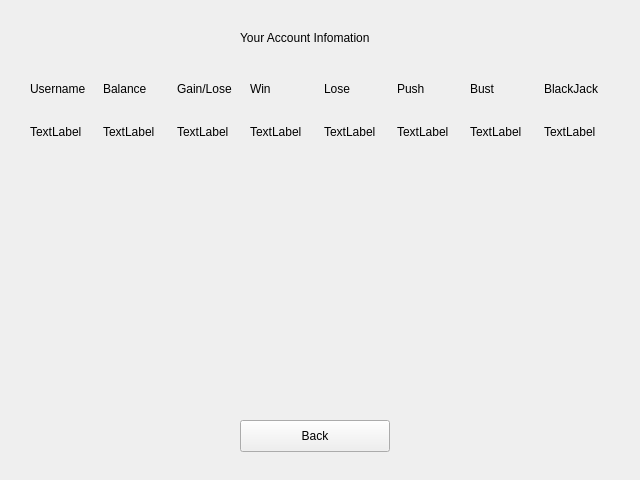
lehoangtran289/Blackjack, file blackjack-client/ui/player_info.ui: the form before one commit.
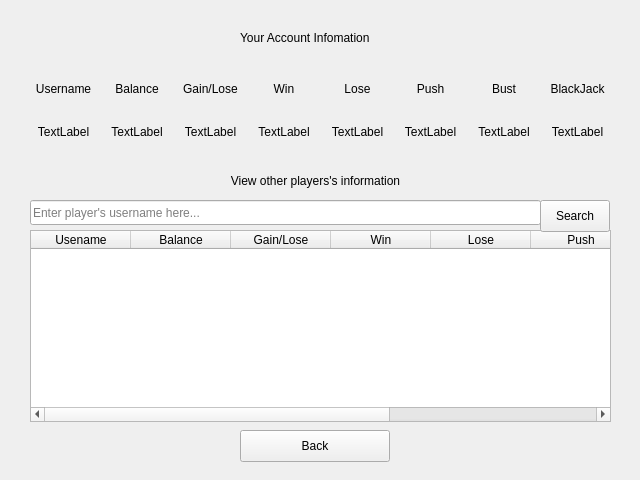
The form after the commit.

Commit message: add history and search info

```diff
--- a/blackjack-client/ui/player_info.ui
+++ b/blackjack-client/ui/player_info.ui
@@ -36,11 +36,84 @@
     </rect>
    </property>
    <layout class="QGridLayout" name="gridLayout">
+    <item row="1" column="2">
+     <widget class="QLabel" name="gain_lose">
+      <property name="text">
+       <string>TextLabel</string>
+      </property>
+      <property name="alignment">
+       <set>Qt::AlignCenter</set>
+      </property>
+     </widget>
+    </item>
+    <item row="1" column="3">
+     <widget class="QLabel" name="win">
+      <property name="text">
+       <string>TextLabel</string>
+      </property>
+      <property name="alignment">
+       <set>Qt::AlignCenter</set>
+      </property>
+     </widget>
+    </item>
+    <item row="1" column="4">
+     <widget class="QLabel" name="lose">
+      <property name="text">
+       <string>TextLabel</string>
+      </property>
+      <property name="alignment">
+       <set>Qt::AlignCenter</set>
+      </property>
+     </widget>
+    </item>
+    <item row="1" column="5">
+     <widget class="QLabel" name="push">
+      <property name="text">
+       <string>TextLabel</string>
+      </property>
+      <property name="alignment">
+       <set>Qt::AlignCenter</set>
+      </property>
+     </widget>
+    </item>
+    <item row="1" column="6">
+     <widget class="QLabel" name="bust">
+      <property name="text">
+       <string>TextLabel</string>
+      </property>
+      <property name="alignment">
+       <set>Qt::AlignCenter</set>
+      </property>
+     </widget>
+    </item>
+    <item row="1" column="7">
+     <widget class="QLabel" name="blackjack">
+      <property name="text">
+       <string>TextLabel</string>
+      </property>
+      <property name="alignment">
+       <set>Qt::AlignCenter</set>
+      </property>
+     </widget>
+    </item>
     <item row="0" column="2">
      <widget class="QLabel" name="label_5">
       <property name="text">
        <string>Gain/Lose</string>
       </property>
+      <property name="alignment">
+       <set>Qt::AlignCenter</set>
+      </property>
+     </widget>
+    </item>
+    <item row="0" column="5">
+     <widget class="QLabel" name="label_8">
+      <property name="text">
+       <string>Push</string>
+      </property>
+      <property name="alignment">
+       <set>Qt::AlignCenter</set>
+      </property>
      </widget>
     </item>
     <item row="0" column="4">
@@ -48,6 +121,9 @@
       <property name="text">
        <string>Lose</string>
       </property>
+      <property name="alignment">
+       <set>Qt::AlignCenter</set>
+      </property>
      </widget>
     </item>
     <item row="0" column="6">
@@ -55,12 +131,8 @@
       <property name="text">
        <string>Bust</string>
       </property>
-     </widget>
-    </item>
-    <item row="0" column="5">
-     <widget class="QLabel" name="label_8">
-      <property name="text">
-       <string>Push</string>
+      <property name="alignment">
+       <set>Qt::AlignCenter</set>
       </property>
      </widget>
     </item>
@@ -69,6 +141,9 @@
       <property name="text">
        <string>Win</string>
       </property>
+      <property name="alignment">
+       <set>Qt::AlignCenter</set>
+      </property>
      </widget>
     </item>
     <item row="0" column="1">
@@ -76,12 +151,8 @@
       <property name="text">
        <string>Balance</string>
       </property>
-     </widget>
-    </item>
-    <item row="1" column="0">
-     <widget class="QLabel" name="username">
-      <property name="text">
-       <string>TextLabel</string>
+      <property name="alignment">
+       <set>Qt::AlignCenter</set>
       </property>
      </widget>
     </item>
@@ -90,6 +161,9 @@
       <property name="text">
        <string>BlackJack</string>
       </property>
+      <property name="alignment">
+       <set>Qt::AlignCenter</set>
+      </property>
      </widget>
     </item>
     <item row="1" column="1">
@@ -97,47 +171,8 @@
       <property name="text">
        <string>TextLabel</string>
       </property>
-     </widget>
-    </item>
-    <item row="1" column="2">
-     <widget class="QLabel" name="gain_lose">
-      <property name="text">
-       <string>TextLabel</string>
-      </property>
-     </widget>
-    </item>
-    <item row="1" column="3">
-     <widget class="QLabel" name="win">
-      <property name="text">
-       <string>TextLabel</string>
-      </property>
-     </widget>
-    </item>
-    <item row="1" column="4">
-     <widget class="QLabel" name="lose">
-      <property name="text">
-       <string>TextLabel</string>
-      </property>
-     </widget>
-    </item>
-    <item row="1" column="5">
-     <widget class="QLabel" name="push">
-      <property name="text">
-       <string>TextLabel</string>
-      </property>
-     </widget>
-    </item>
-    <item row="1" column="6">
-     <widget class="QLabel" name="bust">
-      <property name="text">
-       <string>TextLabel</string>
-      </property>
-     </widget>
-    </item>
-    <item row="1" column="7">
-     <widget class="QLabel" name="blackjack">
-      <property name="text">
-       <string>TextLabel</string>
+      <property name="alignment">
+       <set>Qt::AlignCenter</set>
       </property>
      </widget>
     </item>
@@ -146,6 +181,19 @@
       <property name="text">
        <string>Username</string>
       </property>
+      <property name="alignment">
+       <set>Qt::AlignCenter</set>
+      </property>
+     </widget>
+    </item>
+    <item row="1" column="0">
+     <widget class="QLabel" name="username">
+      <property name="text">
+       <string>TextLabel</string>
+      </property>
+      <property name="alignment">
+       <set>Qt::AlignCenter</set>
+      </property>
      </widget>
     </item>
    </layout>
@@ -154,7 +202,7 @@
    <property name="geometry">
     <rect>
      <x>240</x>
-     <y>420</y>
+     <y>430</y>
      <width>150</width>
      <height>32</height>
     </rect>
@@ -163,6 +211,140 @@
     <string>Back</string>
    </property>
   </widget>
+  <widget class="QLabel" name="label_2">
+   <property name="geometry">
+    <rect>
+     <x>210</x>
+     <y>170</y>
+     <width>211</width>
+     <height>21</height>
+    </rect>
+   </property>
+   <property name="text">
+    <string>View other players's information</string>
+   </property>
+   <property name="alignment">
+    <set>Qt::AlignCenter</set>
+   </property>
+  </widget>
+  <widget class="QLineEdit" name="search_entry">
+   <property name="geometry">
+    <rect>
+     <x>30</x>
+     <y>200</y>
+     <width>511</width>
+     <height>25</height>
+    </rect>
+   </property>
+   <property name="placeholderText">
+    <string>Enter player's username here...</string>
+   </property>
+  </widget>
+  <widget class="QTableWidget" name="result_table">
+   <property name="geometry">
+    <rect>
+     <x>30</x>
+     <y>230</y>
+     <width>581</width>
+     <height>192</height>
+    </rect>
+   </property>
+   <property name="editTriggers">
+    <set>QAbstractItemView::NoEditTriggers</set>
+   </property>
+   <property name="showGrid">
+    <bool>false</bool>
+   </property>
+   <attribute name="horizontalHeaderVisible">
+    <bool>true</bool>
+   </attribute>
+   <attribute name="horizontalHeaderHighlightSections">
+    <bool>true</bool>
+   </attribute>
+   <attribute name="verticalHeaderVisible">
+    <bool>false</bool>
+   </attribute>
+   <attribute name="verticalHeaderHighlightSections">
+    <bool>false</bool>
+   </attribute>
+   <column>
+    <property name="text">
+     <string>Usename</string>
+    </property>
+    <property name="textAlignment">
+     <set>AlignCenter</set>
+    </property>
+   </column>
+   <column>
+    <property name="text">
+     <string>Balance</string>
+    </property>
+    <property name="textAlignment">
+     <set>AlignCenter</set>
+    </property>
+   </column>
+   <column>
+    <property name="text">
+     <string>Gain/Lose</string>
+    </property>
+    <property name="textAlignment">
+     <set>AlignCenter</set>
+    </property>
+   </column>
+   <column>
+    <property name="text">
+     <string>Win</string>
+    </property>
+    <property name="textAlignment">
+     <set>AlignCenter</set>
+    </property>
+   </column>
+   <column>
+    <property name="text">
+     <string>Lose</string>
+    </property>
+    <property name="textAlignment">
+     <set>AlignCenter</set>
+    </property>
+   </column>
+   <column>
+    <property name="text">
+     <string>Push</string>
+    </property>
+    <property name="textAlignment">
+     <set>AlignCenter</set>
+    </property>
+   </column>
+   <column>
+    <property name="text">
+     <string>Bust</string>
+    </property>
+    <property name="textAlignment">
+     <set>AlignCenter</set>
+    </property>
+   </column>
+   <column>
+    <property name="text">
+     <string>BlackJack</string>
+    </property>
+    <property name="textAlignment">
+     <set>AlignCenter</set>
+    </property>
+   </column>
+  </widget>
+  <widget class="QPushButton" name="search_button">
+   <property name="geometry">
+    <rect>
+     <x>540</x>
+     <y>200</y>
+     <width>70</width>
+     <height>32</height>
+    </rect>
+   </property>
+   <property name="text">
+    <string>Search</string>
+   </property>
+  </widget>
  </widget>
  <resources/>
  <connections/>
```
The commit also changes 17 other files.
